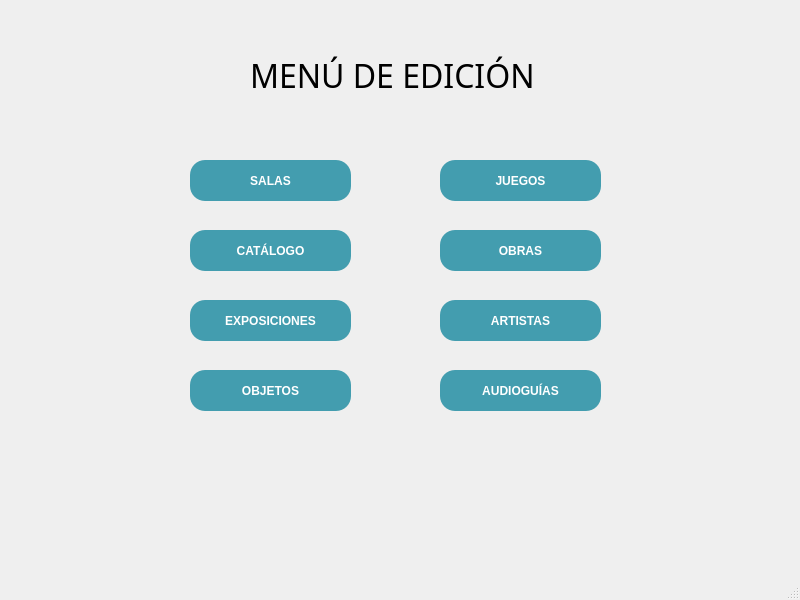
Old version of the form src/vista/ui/MenuEdicion.ui in the repository eperec03/museo.
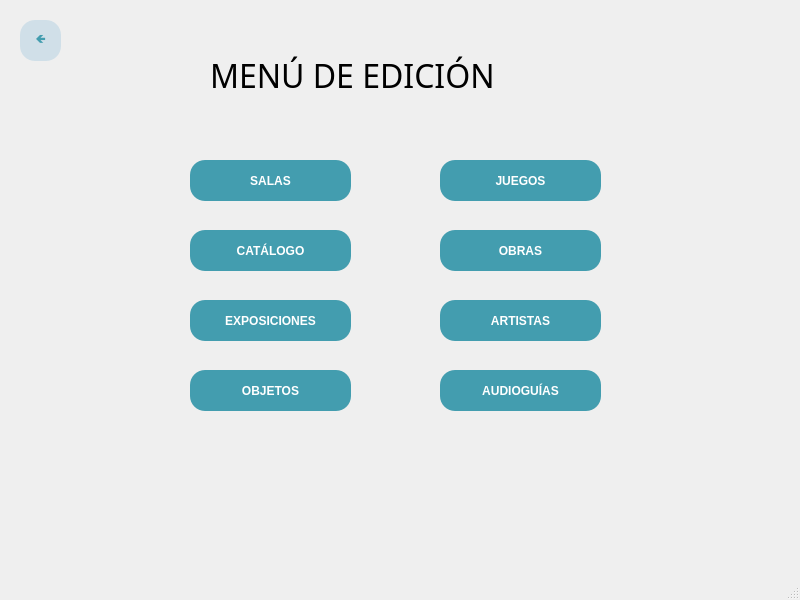
New version of the form.

Patch:
```diff
--- a/src/vista/ui/MenuEdicion.ui
+++ b/src/vista/ui/MenuEdicion.ui
@@ -17,9 +17,9 @@
    <widget class="QLabel" name="Titulo">
     <property name="geometry">
      <rect>
-      <x>250</x>
+      <x>210</x>
       <y>30</y>
-      <width>301</width>
+      <width>391</width>
       <height>91</height>
      </rect>
     </property>
@@ -1595,6 +1595,228 @@
      <string>AUDIOGUÍAS</string>
     </property>
    </widget>
+   <widget class="QPushButton" name="BotonAtras">
+    <property name="geometry">
+     <rect>
+      <x>20</x>
+      <y>20</y>
+      <width>41</width>
+      <height>41</height>
+     </rect>
+    </property>
+    <property name="palette">
+     <palette>
+      <active>
+       <colorrole role="WindowText">
+        <brush brushstyle="SolidPattern">
+         <color alpha="255">
+          <red>67</red>
+          <green>157</green>
+          <blue>175</blue>
+         </color>
+        </brush>
+       </colorrole>
+       <colorrole role="Button">
+        <brush brushstyle="SolidPattern">
+         <color alpha="255">
+          <red>208</red>
+          <green>223</green>
+          <blue>232</blue>
+         </color>
+        </brush>
+       </colorrole>
+       <colorrole role="Text">
+        <brush brushstyle="SolidPattern">
+         <color alpha="255">
+          <red>67</red>
+          <green>157</green>
+          <blue>175</blue>
+         </color>
+        </brush>
+       </colorrole>
+       <colorrole role="ButtonText">
+        <brush brushstyle="SolidPattern">
+         <color alpha="255">
+          <red>67</red>
+          <green>157</green>
+          <blue>175</blue>
+         </color>
+        </brush>
+       </colorrole>
+       <colorrole role="Base">
+        <brush brushstyle="SolidPattern">
+         <color alpha="255">
+          <red>208</red>
+          <green>223</green>
+          <blue>232</blue>
+         </color>
+        </brush>
+       </colorrole>
+       <colorrole role="Window">
+        <brush brushstyle="SolidPattern">
+         <color alpha="255">
+          <red>208</red>
+          <green>223</green>
+          <blue>232</blue>
+         </color>
+        </brush>
+       </colorrole>
+       <colorrole role="PlaceholderText">
+        <brush brushstyle="NoBrush">
+         <color alpha="128">
+          <red>67</red>
+          <green>157</green>
+          <blue>175</blue>
+         </color>
+        </brush>
+       </colorrole>
+      </active>
+      <inactive>
+       <colorrole role="WindowText">
+        <brush brushstyle="SolidPattern">
+         <color alpha="255">
+          <red>67</red>
+          <green>157</green>
+          <blue>175</blue>
+         </color>
+        </brush>
+       </colorrole>
+       <colorrole role="Button">
+        <brush brushstyle="SolidPattern">
+         <color alpha="255">
+          <red>208</red>
+          <green>223</green>
+          <blue>232</blue>
+         </color>
+        </brush>
+       </colorrole>
+       <colorrole role="Text">
+        <brush brushstyle="SolidPattern">
+         <color alpha="255">
+          <red>67</red>
+          <green>157</green>
+          <blue>175</blue>
+         </color>
+        </brush>
+       </colorrole>
+       <colorrole role="ButtonText">
+        <brush brushstyle="SolidPattern">
+         <color alpha="255">
+          <red>67</red>
+          <green>157</green>
+          <blue>175</blue>
+         </color>
+        </brush>
+       </colorrole>
+       <colorrole role="Base">
+        <brush brushstyle="SolidPattern">
+         <color alpha="255">
+          <red>208</red>
+          <green>223</green>
+          <blue>232</blue>
+         </color>
+        </brush>
+       </colorrole>
+       <colorrole role="Window">
+        <brush brushstyle="SolidPattern">
+         <color alpha="255">
+          <red>208</red>
+          <green>223</green>
+          <blue>232</blue>
+         </color>
+        </brush>
+       </colorrole>
+       <colorrole role="PlaceholderText">
+        <brush brushstyle="NoBrush">
+         <color alpha="128">
+          <red>67</red>
+          <green>157</green>
+          <blue>175</blue>
+         </color>
+        </brush>
+       </colorrole>
+      </inactive>
+      <disabled>
+       <colorrole role="WindowText">
+        <brush brushstyle="SolidPattern">
+         <color alpha="255">
+          <red>67</red>
+          <green>157</green>
+          <blue>175</blue>
+         </color>
+        </brush>
+       </colorrole>
+       <colorrole role="Button">
+        <brush brushstyle="SolidPattern">
+         <color alpha="255">
+          <red>208</red>
+          <green>223</green>
+          <blue>232</blue>
+         </color>
+        </brush>
+       </colorrole>
+       <colorrole role="Text">
+        <brush brushstyle="SolidPattern">
+         <color alpha="255">
+          <red>67</red>
+          <green>157</green>
+          <blue>175</blue>
+         </color>
+        </brush>
+       </colorrole>
+       <colorrole role="ButtonText">
+        <brush brushstyle="SolidPattern">
+         <color alpha="255">
+          <red>67</red>
+          <green>157</green>
+          <blue>175</blue>
+         </color>
+        </brush>
+       </colorrole>
+       <colorrole role="Base">
+        <brush brushstyle="SolidPattern">
+         <color alpha="255">
+          <red>208</red>
+          <green>223</green>
+          <blue>232</blue>
+         </color>
+        </brush>
+       </colorrole>
+       <colorrole role="Window">
+        <brush brushstyle="SolidPattern">
+         <color alpha="255">
+          <red>208</red>
+          <green>223</green>
+          <blue>232</blue>
+         </color>
+        </brush>
+       </colorrole>
+       <colorrole role="PlaceholderText">
+        <brush brushstyle="NoBrush">
+         <color alpha="128">
+          <red>67</red>
+          <green>157</green>
+          <blue>175</blue>
+         </color>
+        </brush>
+       </colorrole>
+      </disabled>
+     </palette>
+    </property>
+    <property name="cursor">
+     <cursorShape>PointingHandCursor</cursorShape>
+    </property>
+    <property name="styleSheet">
+     <string notr="true">background-color: rgb(208, 223, 232);
+color:rgb(67, 157, 175);
+font-weight: bold;
+font-family: 'Verdana';
+border-radius: 15px;</string>
+    </property>
+    <property name="text">
+     <string>🡸</string>
+    </property>
+   </widget>
   </widget>
   <widget class="QMenuBar" name="menubar">
    <property name="geometry">
```
Left out of the diff: 218 changed lines with no effect on the pictures.
